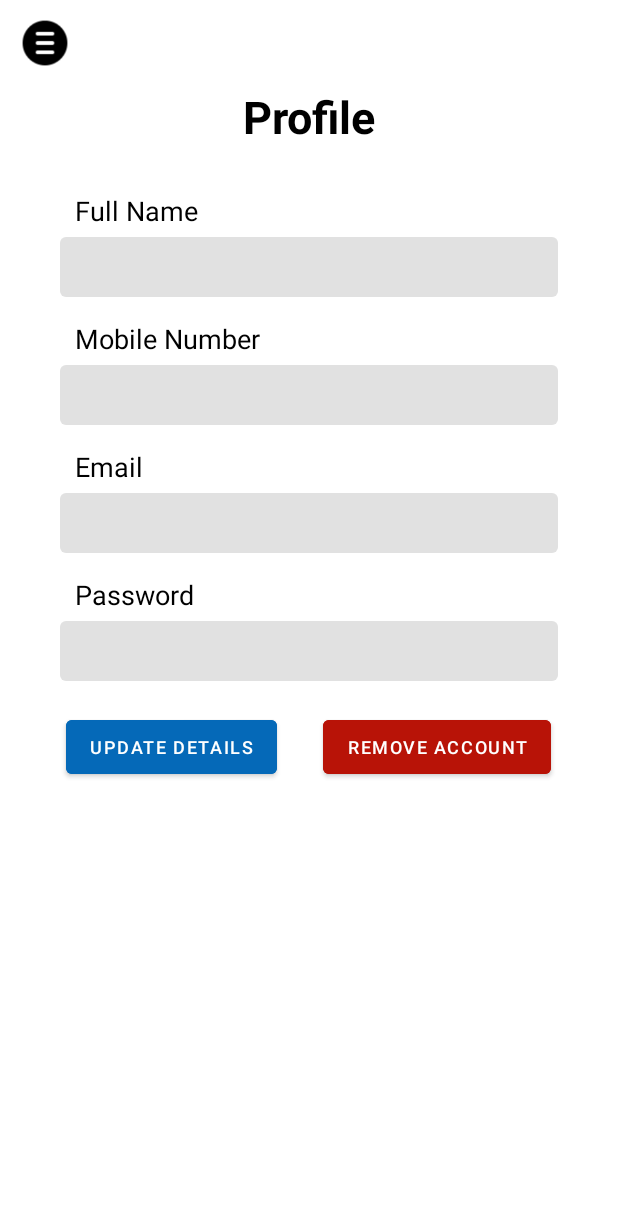
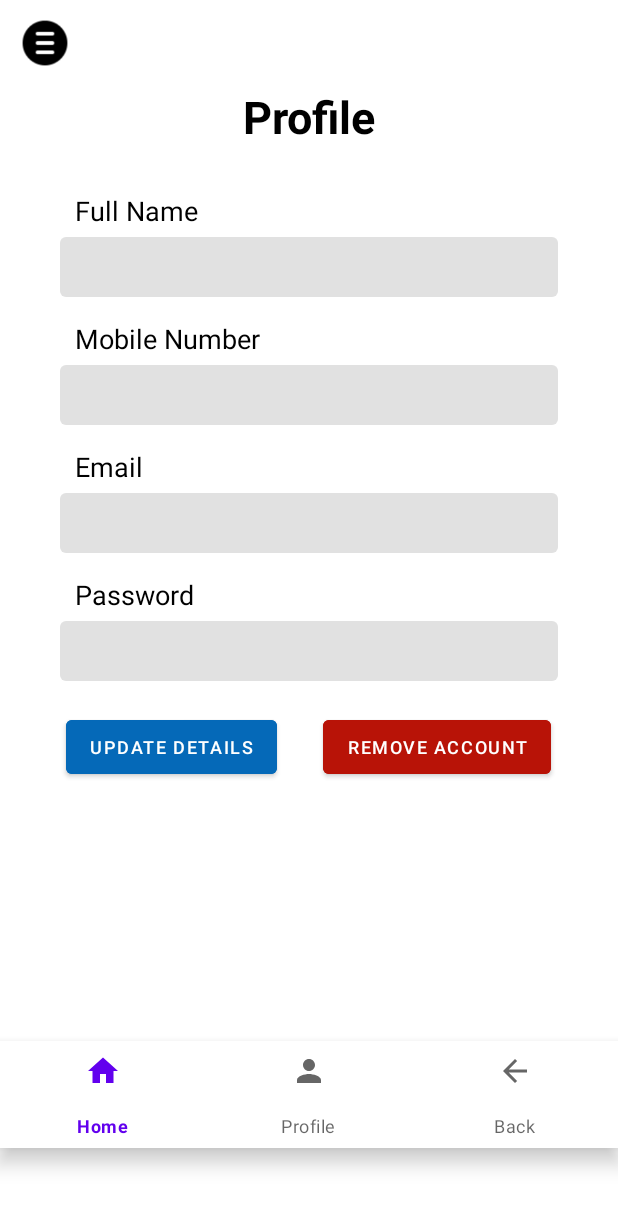
Before and after one commit to umeshmadushan/UEE_MULD_APP, an Android app: the Profile screen opened directly, with no data from a screen before it, on a phone screen of 412 x 824 dp. Shown: the top 1208 px of the screen. Run offline under Robolectric (Android 15) with nearby library versions, the phone set to English and light mode, and no system bars.

Commit message:
new bottom navigation bar

```diff
--- a/app/src/main/AndroidManifest.xml
+++ b/app/src/main/AndroidManifest.xml
@@ -9,6 +9,9 @@
         android:roundIcon="@mipmap/ic_launcher_round"
         android:supportsRtl="true"
         android:theme="@style/Theme.UEEApp">
+        <activity
+            android:name=".MainActivity"
+            android:exported="false" />
         <activity
             android:name=".ChooseProfessional"
             android:exported="false" />
@@ -43,7 +46,7 @@
             android:name=".register"
             android:exported="false" />
         <activity
-            android:name=".MainActivity"
+            android:name=".MainActivity2"
             android:exported="true">
             <intent-filter>
                 <action android:name="android.intent.action.MAIN" />
--- a/app/src/main/java/com/example/ueeapp/Login.java
+++ b/app/src/main/java/com/example/ueeapp/Login.java
@@ -38,8 +38,7 @@ public class Login extends AppCompatActivity {
                     Boolean chechuserpass = DB.checkemailpassword(email,password);
                     if (chechuserpass==true){
                         Toast.makeText(Login.this, "Sign inSuccessfully", Toast.LENGTH_SHORT).show();
-                        Intent intent = new Intent(getApplicationContext(),MainActivity.class);
-                        startActivity(intent);
+
                     }
                     else {
                         Toast.makeText(Login.this, "Invalid Credentials", Toast.LENGTH_SHORT).show();
--- a/app/src/main/java/com/example/ueeapp/Profile.java
+++ b/app/src/main/java/com/example/ueeapp/Profile.java
@@ -4,11 +4,17 @@ import androidx.appcompat.app.AppCompatActivity;
 
 import android.os.Bundle;
 
+import com.example.ueeapp.databinding.ActivityMainBinding;
+import com.google.android.material.bottomnavigation.BottomNavigationView;
+
 public class Profile extends AppCompatActivity {
+
+
 
     @Override
     protected void onCreate(Bundle savedInstanceState) {
         super.onCreate(savedInstanceState);
         setContentView(R.layout.activity_profile);
+
     }
 }
--- /dev/null
+++ b/app/src/main/res/drawable/ic_baseline_arrow_back_24.xml
@@ -0,0 +1,11 @@
+<vector xmlns:android="http://schemas.android.com/apk/res/android"
+    android:width="24dp"
+    android:height="24dp"
+    android:viewportWidth="24"
+    android:viewportHeight="24"
+    android:tint="?attr/colorControlNormal"
+    android:autoMirrored="true">
+  <path
+      android:fillColor="@android:color/white"
+      android:pathData="M20,11H7.83l5.59,-5.59L12,4l-8,8 8,8 1.41,-1.41L7.83,13H20v-2z"/>
+</vector>
--- /dev/null
+++ b/app/src/main/res/drawable/ic_baseline_home_24.xml
@@ -0,0 +1,11 @@
+<vector xmlns:android="http://schemas.android.com/apk/res/android"
+
+    android:width="24dp"
+    android:height="24dp"
+    android:viewportWidth="24"
+    android:viewportHeight="24"
+    android:tint="?attr/colorControlNormal">
+  <path
+      android:fillColor="@android:color/white"
+      android:pathData="M10,20v-6h4v6h5v-8h3L12,3 2,12h3v8z"/>
+</vector>
--- /dev/null
+++ b/app/src/main/res/drawable/ic_baseline_person_24.xml
@@ -0,0 +1,10 @@
+<vector xmlns:android="http://schemas.android.com/apk/res/android"
+    android:width="24dp"
+    android:height="24dp"
+    android:viewportWidth="24"
+    android:viewportHeight="24"
+    android:tint="?attr/colorControlNormal">
+  <path
+      android:fillColor="@android:color/white"
+      android:pathData="M12,12c2.21,0 4,-1.79 4,-4s-1.79,-4 -4,-4 -4,1.79 -4,4 1.79,4 4,4zM12,14c-2.67,0 -8,1.34 -8,4v2h16v-2c0,-2.66 -5.33,-4 -8,-4z"/>
+</vector>
--- a/app/src/main/res/layout/activity_choose_professional.xml
+++ b/app/src/main/res/layout/activity_choose_professional.xml
@@ -18,8 +18,7 @@
             android:layout_marginStart="10dp"
             android:layout_marginTop="10dp"
             android:layout_marginEnd="10dp"
-            android:layout_marginBottom="10dp"
-            android:src="@drawable/menubtnW" />
+            android:layout_marginBottom="10dp" />
 
         <TextView
             android:layout_width="match_parent"
--- a/app/src/main/res/layout/activity_profile.xml
+++ b/app/src/main/res/layout/activity_profile.xml
@@ -7,8 +7,10 @@
     tools:context=".Profile">
 
     <LinearLayout
+        android:id="@+id/toplayout"
         android:layout_width="match_parent"
-        android:layout_height="match_parent"
+        android:layout_height="694dp"
+        android:background="@color/white"
         android:orientation="vertical">
 
         <ImageView
@@ -105,6 +107,7 @@
             android:textSize="16dp" />
 
         <LinearLayout
+            android:id="@+id/nextlayout"
             android:layout_width="wrap_content"
             android:layout_height="wrap_content"
             android:layout_gravity="center"
@@ -132,4 +135,13 @@
 
     </LinearLayout>
 
+    <com.google.android.material.bottomnavigation.BottomNavigationView
+        android:id="@+id/bottomNavigationView2"
+        android:layout_width="match_parent"
+        android:layout_height="71dp"
+        android:layout_below="@+id/toplayout"
+        android:layout_marginTop="0dp"
+        android:layout_marginBottom="2dp"
+        app:menu="@menu/bottom_navmenu" />
+
 </RelativeLayout>
--- /dev/null
+++ b/app/src/main/res/menu/bottom_navmenu.xml
@@ -0,0 +1,16 @@
+<?xml version="1.0" encoding="utf-8"?>
+<menu xmlns:android="http://schemas.android.com/apk/res/android">
+
+    <item
+        android:id="@+id/menuhome"
+        android:title="Home"
+        android:icon="@drawable/ic_baseline_home_24"/>
+    <item
+        android:id="@+id/profile"
+        android:title="Profile"
+        android:icon="@drawable/ic_baseline_person_24"/>
+    <item
+        android:id="@+id/back"
+        android:title="Back"
+        android:icon="@drawable/ic_baseline_arrow_back_24"/>
+</menu>
--- /dev/null
+++ b/app/src/main/res/navigation/my_nac.xml
@@ -0,0 +1,6 @@
+<?xml version="1.0" encoding="utf-8"?>
+<navigation xmlns:android="http://schemas.android.com/apk/res/android"
+    xmlns:app="http://schemas.android.com/apk/res-auto"
+    android:id="@+id/my_nac">
+
+</navigation>
--- /dev/null
+++ b/app/src/main/res/values/ids.xml
@@ -0,0 +1,4 @@
+<?xml version="1.0" encoding="utf-8"?>
+<resources>
+    <item name="container" type="id" />
+</resources>
--- a/app/src/main/res/values/strings.xml
+++ b/app/src/main/res/values/strings.xml
@@ -1,3 +1,5 @@
 <resources>
     <string name="app_name">UEE App</string>
+    <!-- TODO: Remove or change this placeholder text -->
+    <string name="hello_blank_fragment">Hello blank fragment</string>
 </resources>
```
Also changed, not shown: app/build.gradle (+8 -0 lines), app/src/main/java/com/example/ueeapp/HomeFragment.java (added, +64 -0 lines), app/src/main/java/com/example/ueeapp/MainActivity2.java (added, +55 -0 lines), app/src/main/java/com/example/ueeapp/ProfileFragment.java (added, +64 -0 lines), app/src/main/res/layout/activity_main2.xml (added, +31 -0 lines), app/src/main/res/layout/activity_register.xml (+8 -5 lines), app/src/main/res/layout/fragment_home.xml (added, +28 -0 lines), app/src/main/res/layout/fragment_profile.xml (added, +14 -0 lines).
